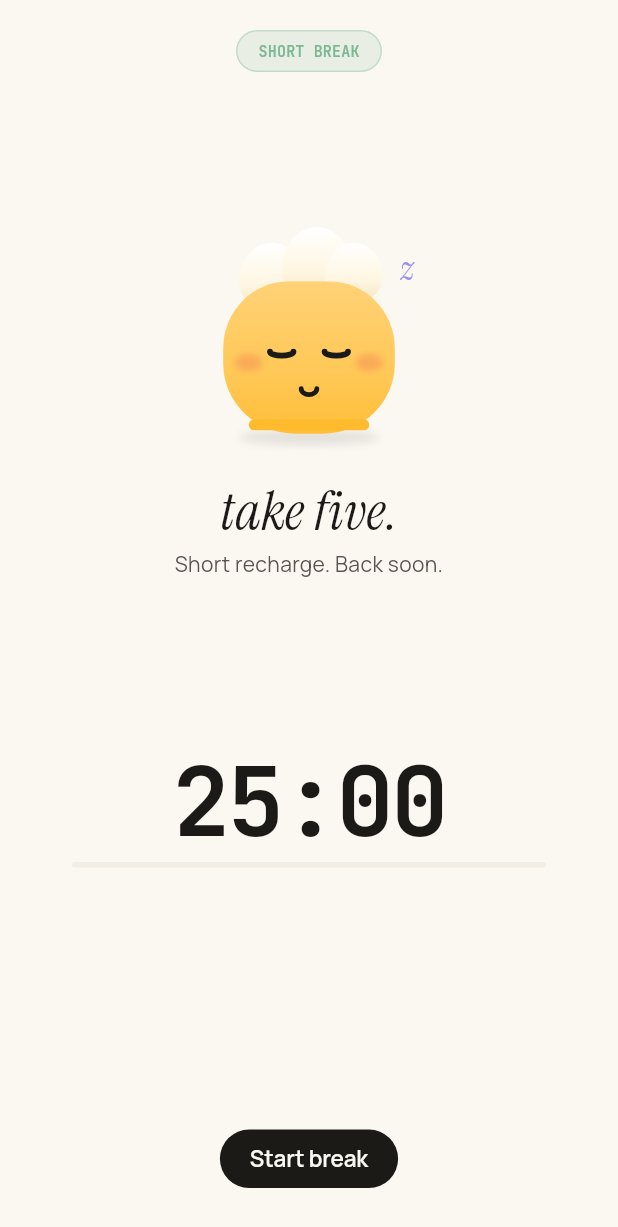
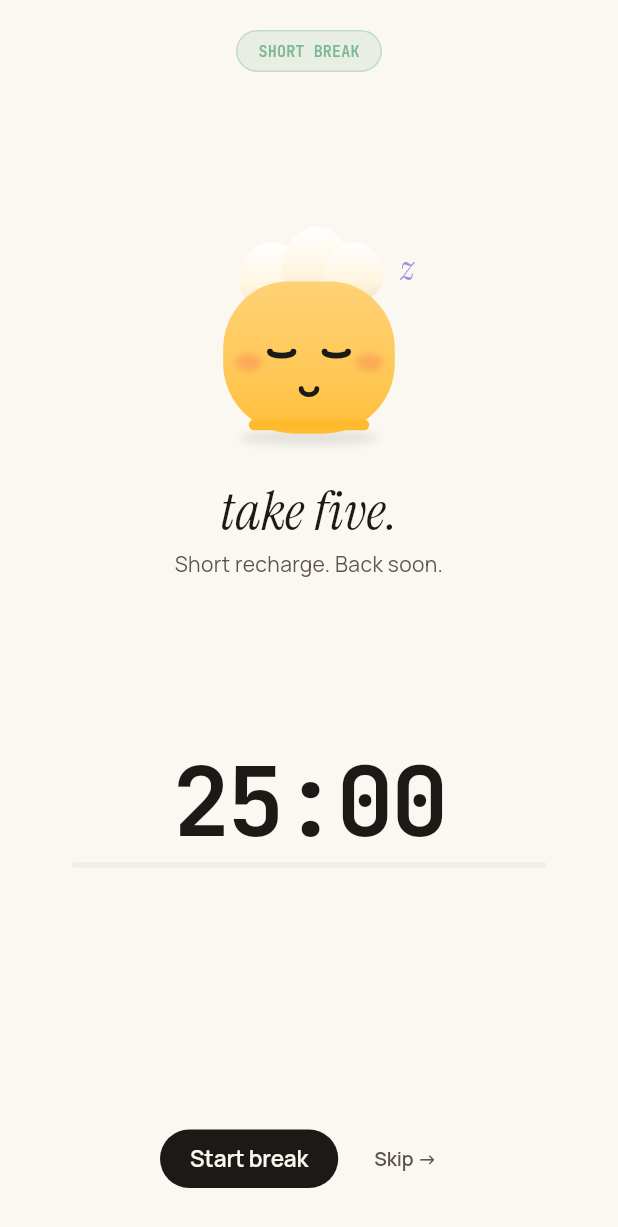
Before and after one commit to Hajorda/popodoro, a Flutter app: the BreakScreen screen opened directly, on a phone screen of 412 x 824 dp. Shown: the top 1227 px of the screen. Run offline on Flutter 3.47's test engine with Material 3 defaults, Android fonts, the light colour scheme and no system bars; our stand-ins replace audioplayers, camera, dio, fl_chart, package_info_plus, permission_handler and 4 more; missing offline and left inert: tflite_flutter, tray_manager, window_manager; accounts and stored records are empty; network calls fail.

Commit message:
feat: add skip button to break screen and enhance PopMascot with blinking eyes

```diff
--- a/lib/screens/break/break_screen.dart
+++ b/lib/screens/break/break_screen.dart
@@ -171,7 +171,7 @@ class _BreakContent extends StatelessWidget {
                 ),
                 const SizedBox(width: 10),
               ],
-              if (isIdle)
+              if (isIdle) ...[
                 PopButton(
                   label: 'Start break',
                   variant: PopButtonVariant.primary,
@@ -185,6 +185,22 @@ class _BreakContent extends StatelessWidget {
                   borderColor: t.border,
                   ink2Color: t.ink2,
                 ),
+                const SizedBox(width: 10),
+                PopButton(
+                  label: 'Skip →',
+                  variant: PopButtonVariant.ghost,
+                  small: true,
+                  onPressed: () {
+                    context.read<SoundService>().playSwitch();
+                    timer.skipPhase();
+                  },
+                  inkColor: t.ink,
+                  bgColor: t.bg,
+                  surfaceColor: t.surface,
+                  borderColor: t.border,
+                  ink2Color: t.ink2,
+                ),
+              ],
               if (isRunning || isPaused)
                 PopButton(
                   label: 'Skip break →',
--- a/lib/widgets/mascot/pop_mascot.dart
+++ b/lib/widgets/mascot/pop_mascot.dart
@@ -11,6 +11,7 @@ class PopMascot extends StatelessWidget {
     super.key,
     this.size = 120,
     this.mood = PopMood.hi,
+    this.eyesClosed = false,
     required this.accentColor,
     required this.bumpColor,
     required this.bumpEdgeColor,
@@ -19,6 +20,7 @@ class PopMascot extends StatelessWidget {
 
   final double size;
   final PopMood mood;
+  final bool eyesClosed;
   final Color accentColor;
   final Color bumpColor;
   final Color bumpEdgeColor;
@@ -40,6 +42,7 @@ class PopMascot extends StatelessWidget {
               bumpEdgeColor: bumpEdgeColor,
               inkColor: inkColor,
               mood: mood,
+              eyesClosed: eyesClosed,
             ),
           ),
           // Sleepy 'z' — rendered as a widget so it uses the real font
@@ -72,6 +75,7 @@ class _PopPainter extends CustomPainter {
     required this.bumpEdgeColor,
     required this.inkColor,
     required this.mood,
+    this.eyesClosed = false,
   });
 
   final Color accentColor;
@@ -79,6 +83,7 @@ class _PopPainter extends CustomPainter {
   final Color bumpEdgeColor;
   final Color inkColor;
   final PopMood mood;
+  final bool eyesClosed;
 
   @override
   void paint(Canvas canvas, Size s) {
@@ -219,6 +224,18 @@ class _PopPainter extends CustomPainter {
 
   void _drawEyes(Canvas canvas, Size s) {
     final ink = Paint()..color = inkColor;
+
+    if (eyesClosed) {
+      // Blink: thin closed arc (same as resting but shorter/thinner)
+      final arc = Paint()
+        ..color = inkColor
+        ..style = PaintingStyle.stroke
+        ..strokeWidth = s.width * 0.028
+        ..strokeCap = StrokeCap.round;
+      canvas.drawArc(Rect.fromLTWH(s.width * 0.30, s.height * 0.52, s.width * 0.10, s.height * 0.035), math.pi, -math.pi, false, arc);
+      canvas.drawArc(Rect.fromLTWH(s.width * 0.60, s.height * 0.52, s.width * 0.10, s.height * 0.035), math.pi, -math.pi, false, arc);
+      return;
+    }
 
     switch (mood) {
       case PopMood.resting:
@@ -377,6 +394,7 @@ class _PopPainter extends CustomPainter {
   @override
   bool shouldRepaint(_PopPainter old) =>
       old.mood != mood ||
+      old.eyesClosed != eyesClosed ||
       old.accentColor != accentColor ||
       old.inkColor != inkColor;
 }
```
Also changed, not shown: lib/services/focus_guard_service.dart (+32 -30 lines), lib/widgets/timer/timer_kernel.dart (+70 -28 lines).
